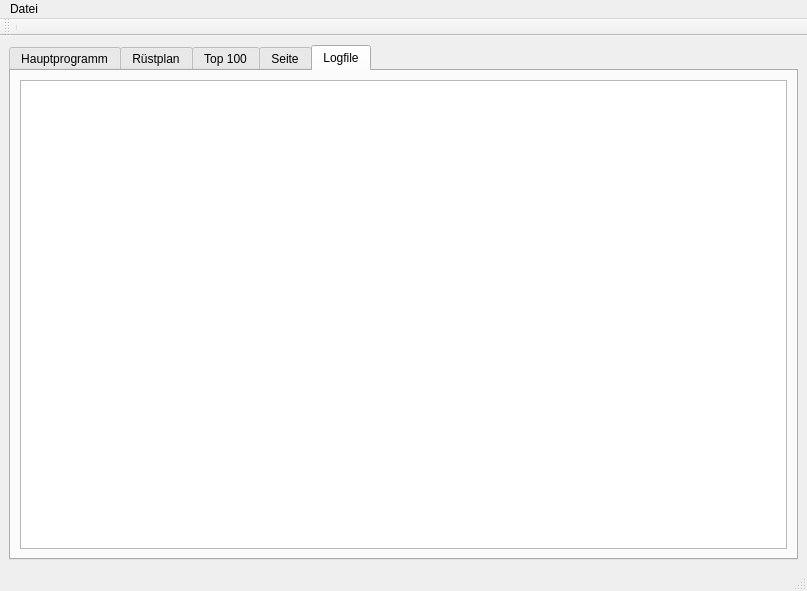
The window that mainwindow.ui (mikejg/MainGen) describes before a commit, drawn with Qt 5.
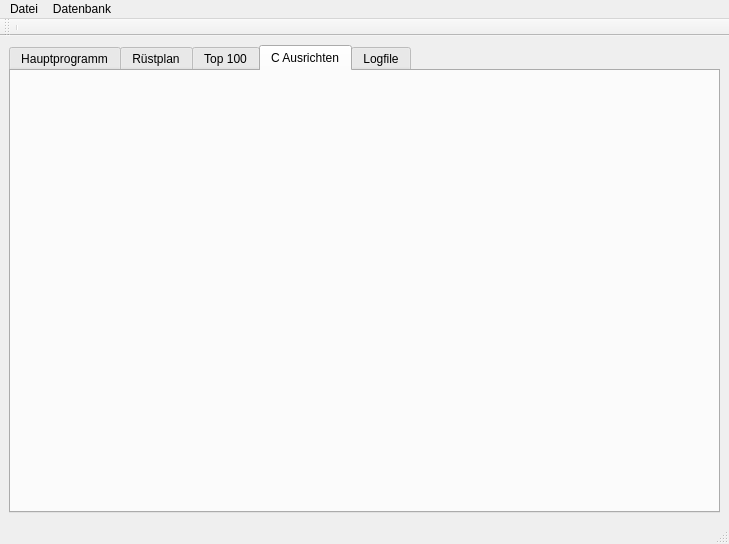
The same window after the commit. Custom widgets are drawn as their Qt base class.

Commit message: Start with C_Algin

What changed in the file:
```diff
--- a/mainwindow.ui
+++ b/mainwindow.ui
@@ -6,10 +6,16 @@
    <rect>
     <x>0</x>
     <y>0</y>
-    <width>807</width>
-    <height>591</height>
+    <width>729</width>
+    <height>544</height>
    </rect>
   </property>
+  <property name="maximumSize">
+   <size>
+    <width>16777215</width>
+    <height>16777215</height>
+   </size>
+  </property>
   <property name="windowTitle">
    <string>MainGen</string>
   </property>
@@ -18,7 +24,7 @@
     <item>
      <widget class="QTabWidget" name="tabWidget">
       <property name="currentIndex">
-       <number>4</number>
+       <number>3</number>
       </property>
       <widget class="QWidget" name="tab_Editor">
        <property name="minimumSize">
@@ -70,10 +76,11 @@
         </item>
        </layout>
       </widget>
-      <widget class="QWidget" name="tab_3">
+      <widget class="C_Algin" name="tab_C_Algin">
        <attribute name="title">
-        <string>Seite</string>
+        <string>C Ausrichten</string>
        </attribute>
+       <layout class="QVBoxLayout" name="verticalLayout_6"/>
       </widget>
       <widget class="QWidget" name="tab_Log">
        <attribute name="title">
@@ -100,7 +107,7 @@
     <rect>
      <x>0</x>
      <y>0</y>
-     <width>807</width>
+     <width>729</width>
      <height>21</height>
     </rect>
    </property>
@@ -112,8 +119,17 @@
     <addaction name="action_Save"/>
     <addaction name="action_Print"/>
     <addaction name="action_FinishFile"/>
+    <addaction name="separator"/>
+    <addaction name="action_Settings"/>
+   </widget>
+   <widget class="QMenu" name="menuDatenbank">
+    <property name="title">
+     <string>Datenbank</string>
+    </property>
+    <addaction name="action_RestoreDatabase"/>
    </widget>
    <addaction name="menuDatei"/>
+   <addaction name="menuDatenbank"/>
   </widget>
   <widget class="QStatusBar" name="statusbar"/>
   <widget class="QToolBar" name="toolBar">
@@ -154,6 +170,14 @@
    </property>
   </action>
  </widget>
+ <customwidgets>
+  <customwidget>
+   <class>C_Algin</class>
+   <extends>QWidget</extends>
+   <header>c_algin.h</header>
+   <container>1</container>
+  </customwidget>
+ </customwidgets>
  <resources/>
  <connections/>
 </ui>
```
Left out of the diff: 16 changed lines with no effect on the pictures. The commit also changes 31 other files.
